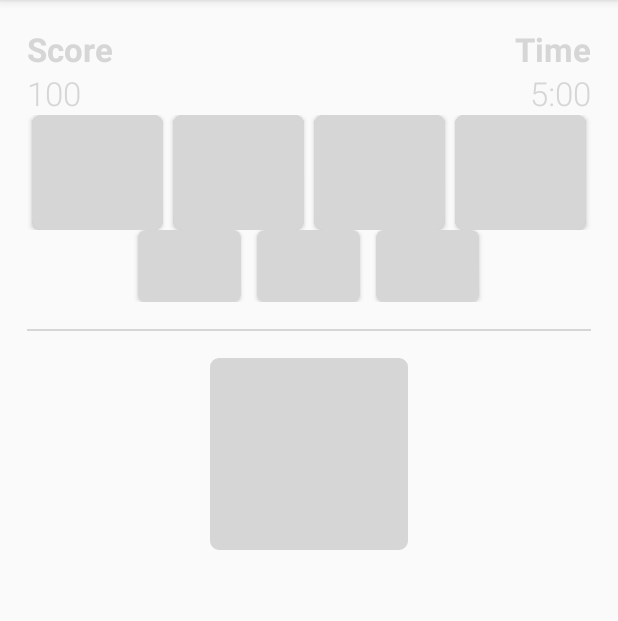
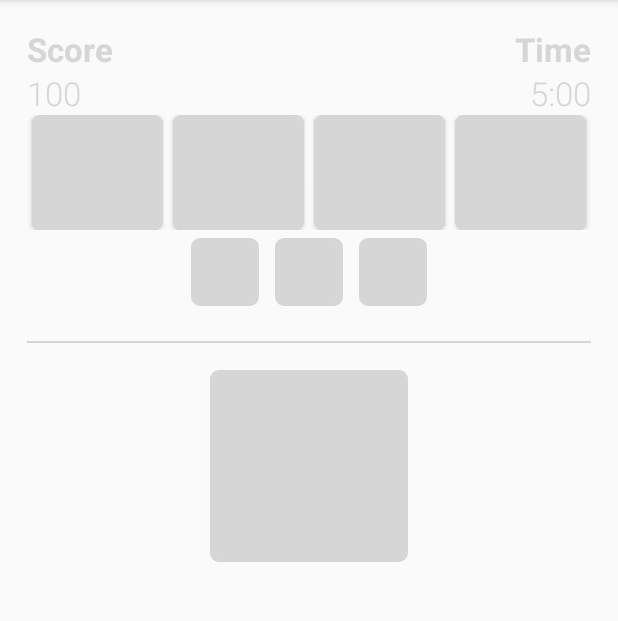
Before and after one commit to nickpiscopio/Number_Crunch, an Android app: the NumberCrunchActivity screen opened directly, with no data from a screen before it, on a phone screen of 412 x 824 dp, the part 84-705 px from its top. Run offline under Robolectric (Android 15) with nearby library versions, the phone set to English and light mode, and no system bars.

Commit message:
Added some of the remaining images.

```diff
--- a/app/src/main/java/com/nickpiscopio/numbercrunch/NumberCrunchActivity.java
+++ b/app/src/main/java/com/nickpiscopio/numbercrunch/NumberCrunchActivity.java
@@ -1,5 +1,7 @@
 package com.nickpiscopio.numbercrunch;
 
+import android.app.ActionBar;
+import android.content.res.Resources;
 import android.os.Bundle;
 import android.os.Handler;
 import android.support.v4.app.FragmentTransaction;
@@ -12,6 +14,7 @@ import android.view.View;
 import android.view.animation.Animation;
 import android.view.animation.TranslateAnimation;
 import android.widget.Button;
+import android.widget.ImageButton;
 import android.widget.LinearLayout;
 import android.widget.TextView;
 
@@ -47,9 +50,9 @@ public class NumberCrunchActivity extends ActionBarActivity implements OperatorF
     private Button number3;
     private Button number4;
 
-    private Button operator1;
-    private Button operator2;
-    private Button operator3;
+    private ImageButton operator1;
+    private ImageButton operator2;
+    private ImageButton operator3;
 
     private LinearLayout target;
     private LinearLayout answer;
@@ -90,9 +93,9 @@ public class NumberCrunchActivity extends ActionBarActivity implements OperatorF
         number3.setOnTouchListener(numberListener);
         number4.setOnTouchListener(numberListener);
 
-        operator1 = (Button) findViewById(R.id.operator_1);
-        operator2 = (Button) findViewById(R.id.operator_2);
-        operator3 = (Button) findViewById(R.id.operator_3);
+        operator1 = (ImageButton) findViewById(R.id.operator_1);
+        operator2 = (ImageButton) findViewById(R.id.operator_2);
+        operator3 = (ImageButton) findViewById(R.id.operator_3);
 
         operator1.setOnClickListener(operatorListener);
         operator2.setOnClickListener(operatorListener);
@@ -115,6 +118,11 @@ public class NumberCrunchActivity extends ActionBarActivity implements OperatorF
         numbers.add(number4);
 
         operators = new ArrayList<Operator>();
+
+        for(int i = 0; i < 2; i++)
+        {
+            operators.add(null);
+        }
 
         generateNewGame();
     }
@@ -518,43 +526,42 @@ public class NumberCrunchActivity extends ActionBarActivity implements OperatorF
     @Override
     public void onOperatorSelected(int operatorIndex, int operatorId, Operator operator)
     {
-        Button button;
+        ImageButton button = (ImageButton) findViewById(operatorId);
+
+        //Null
+        Operator op = operators.get(operatorIndex);
+        //Breaks on this line because op == null.
+        //Might need to initialize operators with something not null.
+        if (op != null)
+        {
+            button.setBackground(getResources().getDrawable(R.drawable.operator));
+        }
+
+        operators.add(operatorIndex, operator);
 
         switch (operator)
         {
             case MULTIPLY:
 
-                operators.add(operatorIndex, operator);
-
-                button  = (Button) findViewById(operatorId);
-                button.setText("X");
+                button.setImageDrawable(getResources().getDrawable(R.drawable.operator_multiply));
 
                 break;
 
             case DIVIDE:
 
-                operators.add(operatorIndex, operator);
-
-                button  = (Button) findViewById(operatorId);
-                button.setText("/");
+                button.setImageDrawable(getResources().getDrawable(R.drawable.operator_divide));
 
                 break;
 
             case ADD:
 
-                operators.add(operatorIndex, operator);
-
-                button  = (Button) findViewById(operatorId);
-                button.setText("+");
+                button.setImageDrawable(getResources().getDrawable(R.drawable.operator_add));
 
                 break;
 
             case SUBTRACT:
 
-                operators.add(operatorIndex, operator);
-
-                button  = (Button) findViewById(operatorId);
-                button.setText("-");
+                button.setImageDrawable(getResources().getDrawable(R.drawable.operator_subtract));
 
                 break;
 
--- /dev/null
+++ b/app/src/main/res/drawable/operator_blank.xml
@@ -0,0 +1,15 @@
+<?xml version="1.0" encoding="utf-8"?>
+<shape xmlns:android="http://schemas.android.com/apk/res/android" >
+
+    <solid
+        android:color="@color/fourth" />
+
+    <corners
+        android:radius="@dimen/radius" >
+    </corners>
+
+    <stroke
+        android:color="@color/accent"
+        android:width="@dimen/stroke" />
+
+</shape>
--- a/app/src/main/res/layout/activity_number_crunch.xml
+++ b/app/src/main/res/layout/activity_number_crunch.xml
@@ -129,23 +129,20 @@
             android:layout_height="@dimen/stroke"
             android:layout_weight="1"/>
 
-        <Button
+        <ImageButton
             android:id="@+id/operator_1"
-            android:text="+"
-            style="@style/operator"
-            android:tag="0"/>
+            android:tag="0"
+            style="@style/operator_target"/>
 
-        <Button
+        <ImageButton
             android:id="@+id/operator_2"
-            android:text="X"
-            style="@style/operator"
-            android:tag="1"/>
+            android:tag="1"
+            style="@style/operator_target"/>
 
-        <Button
+        <ImageButton
             android:id="@+id/operator_3"
-            android:text="/"
-            style="@style/operator"
-            android:tag="2"/>
+            android:tag="2"
+            style="@style/operator_target"/>
 
         <View
             android:layout_width="0dp"
--- a/app/src/main/res/values-w820dp/dimens.xml
+++ /dev/null
@@ -1,6 +0,0 @@
-<resources>
-    <!-- Example customization of dimensions originally defined in res/values/dimens.xml
-         (such as screen margins) for screens with more than 820dp of available width. This
-         would include 7" and 10" devices in landscape (~960dp and ~1280dp respectively). -->
-    <dimen name="activity_horizontal_margin">64dp</dimen>
-</resources>
--- a/app/src/main/res/values/dimens.xml
+++ b/app/src/main/res/values/dimens.xml
@@ -11,7 +11,6 @@
 
     <dimen name="number_margin">3dp</dimen>
     <dimen name="number_padding">10dp</dimen>
-    <dimen name="operator_padding">5dp</dimen>
     <dimen name="operator_margin">5dp</dimen>
 
     <dimen name="radius">5dp</dimen>
@@ -23,4 +22,9 @@
     <dimen name="text_target_title">22sp</dimen>
     <dimen name="target_title_margin">-6dp</dimen>
     <dimen name="text_peek">17sp</dimen>
+
+    <dimen name="operator_target_size">45dp</dimen>
+    <dimen name="operator_dialog_size">100dp</dimen>
+    <dimen name="operator_target_padding">10dp</dimen>
+    <dimen name="operator_dialog_padding">20dp</dimen>
 </resources>
--- a/app/src/main/res/values/styles.xml
+++ b/app/src/main/res/values/styles.xml
@@ -57,18 +57,24 @@
     </style>
 
     <style name="operator">
-        <item name="android:layout_width">0dp</item>
-        <item name="android:layout_height">wrap_content</item>
-        <item name="android:layout_weight">1</item>
+        <item name="android:scaleType">centerInside</item>
+
+    </style>
+
+    <style name="operator_target" parent="operator">
+        <item name="android:layout_width">@dimen/operator_target_size</item>
+        <item name="android:layout_height">@dimen/operator_target_size</item>
+        <item name="android:layout_margin">@dimen/operator_margin</item>
+        <item name="android:background">@drawable/operator_blank</item>
+        <item name="android:padding">@dimen/operator_target_padding</item>
+    </style>
+
+    <style name="operator_dialog" parent="operator">
+        <item name="android:layout_width">@dimen/operator_dialog_size</item>
+        <item name="android:layout_height">@dimen/operator_dialog_size</item>
         <item name="android:background">@drawable/operator</item>
-        <!-- This can be removed later because it will be an image -->
-        <item name="android:textColor">@color/fourth</item>
-        <item name="android:textSize">@dimen/text_normal</item>
-        <!-- End remove -->
-        <item name="android:layout_marginLeft">@dimen/operator_margin</item>
-        <item name="android:layout_marginRight">@dimen/operator_margin</item>
-        <item name="android:paddingTop">@dimen/operator_padding</item>
-        <item name="android:paddingBottom">@dimen/operator_padding</item>
+        <item name="android:layout_margin">@dimen/number_margin</item>
+        <item name="android:padding">@dimen/operator_dialog_padding</item>
     </style>
 
     <style name="target" parent="text_bold">
```
Also changed, not shown: app/src/main/java/com/nickpiscopio/numbercrunch/OperatorFragment.java (+10 -6 lines), app/src/main/res/drawable/dialog.xml (added, +11 -0 lines), app/src/main/res/layout/activity_operator.xml (+14 -20 lines), app/src/main/res/drawable/operator_add.png (added), app/src/main/res/drawable/operator_divide.png (added), app/src/main/res/drawable/operator_multiply.png (added), app/src/main/res/drawable/operator_subtract.png (added).
